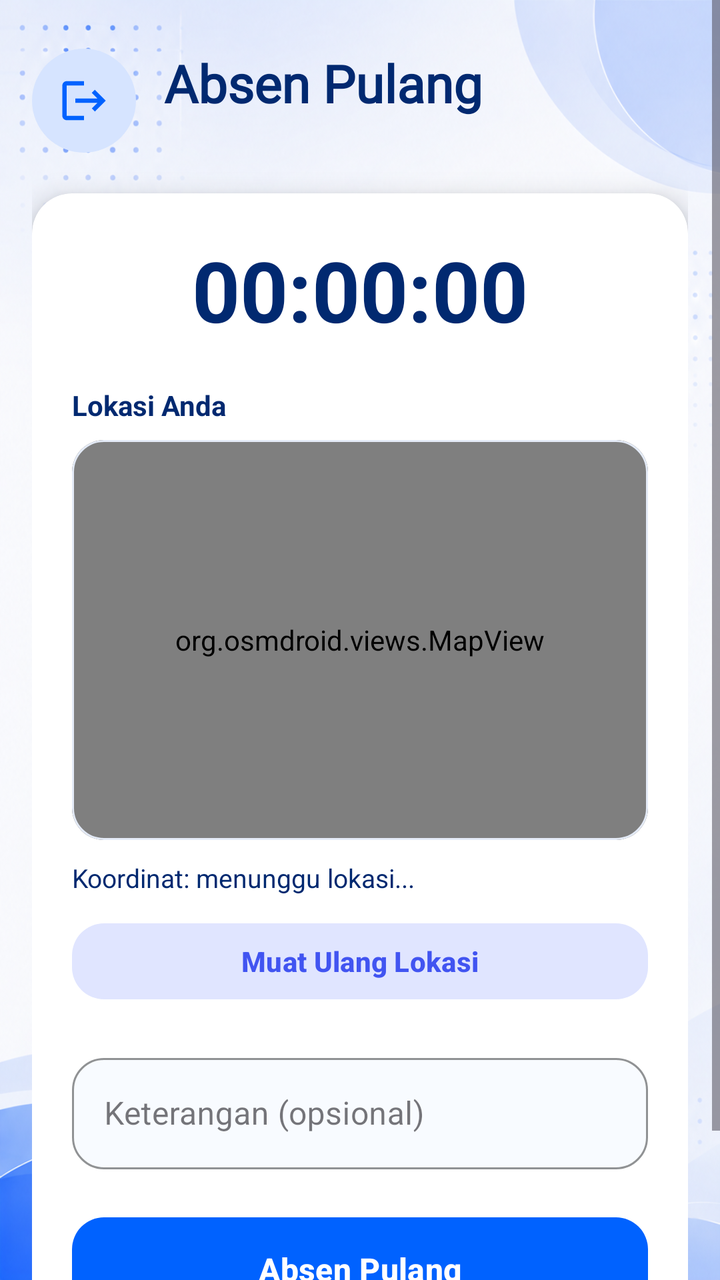
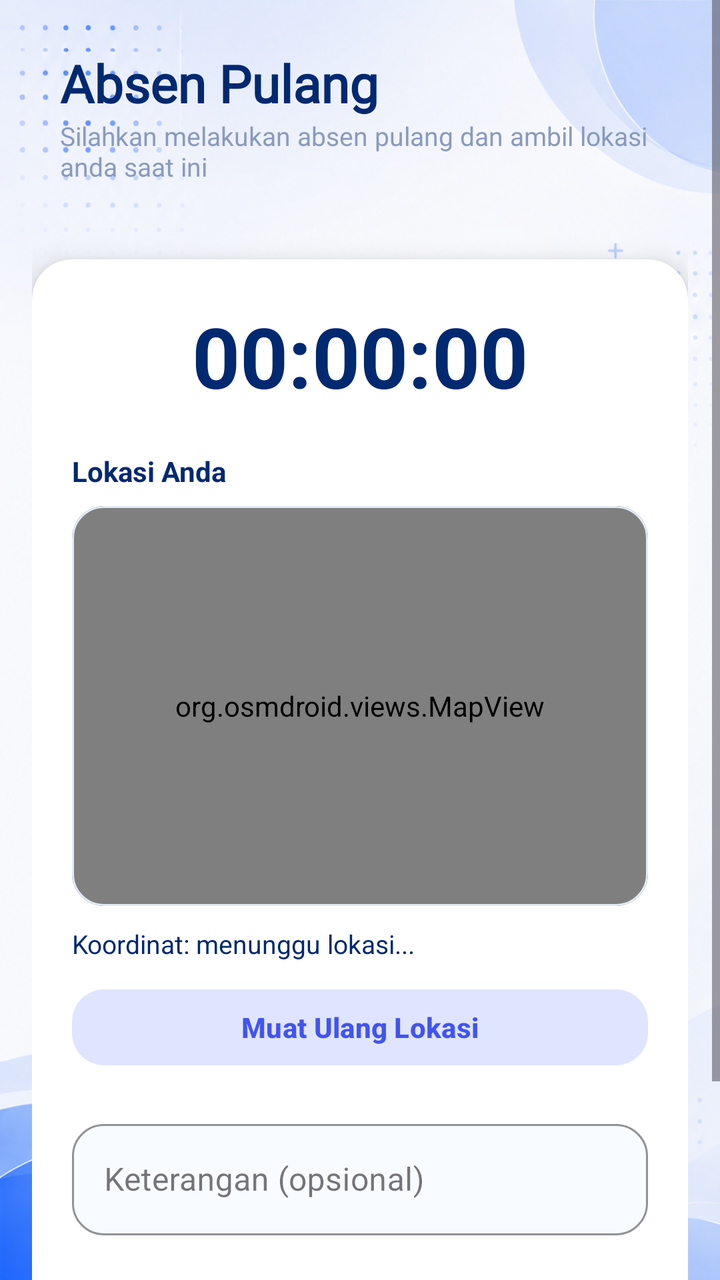

An Android layout rendered at two revisions. The XML below is the earlier revision; the diff shows what the commit changed to produce the second picture.
<!-- AndroidManifest.xml: application theme Theme.AbsensiMicrodata -->
<!-- res/layout/fragment_absen_pulang.xml -->
<?xml version="1.0" encoding="utf-8"?>
<androidx.constraintlayout.widget.ConstraintLayout xmlns:android="http://schemas.android.com/apk/res/android"
    xmlns:app="http://schemas.android.com/apk/res-auto"
    android:layout_width="match_parent"
    android:layout_height="match_parent"
    android:background="@drawable/background_absensi">

    <ScrollView
        android:layout_width="match_parent"
        android:layout_height="match_parent"
        android:fillViewport="true"
        android:background="@android:color/transparent">

        <LinearLayout
            android:layout_width="match_parent"
            android:layout_height="wrap_content"
            android:orientation="vertical"
            android:padding="16dp">

            <LinearLayout
                android:layout_width="match_parent"
                android:layout_height="wrap_content"
                android:layout_marginTop="8dp"
                android:gravity="center_vertical"
                android:orientation="horizontal">

                <ImageView
                    android:layout_width="52dp"
                    android:layout_height="52dp"
                    android:background="@drawable/bg_circle_pill"
                    android:contentDescription="@string/menu_absen_pulang"
                    android:padding="13dp"
                    android:src="@drawable/ic_absen_pulang"
                    app:tint="#0062FF" />

                <LinearLayout
                    android:layout_width="wrap_content"
                    android:layout_height="wrap_content"
                    android:layout_marginStart="14dp"
                    android:orientation="vertical">

                    <TextView
                        android:layout_width="wrap_content"
                        android:layout_height="wrap_content"
                        android:fontFamily="@font/adlam_display"
                        android:text="Absen Pulang"
                        android:textColor="#012970"
                        android:textSize="26sp"
                        android:textStyle="bold" />

                    <TextView
                        android:id="@+id/tv_tanggal"
                        android:layout_width="wrap_content"
                        android:layout_height="wrap_content"
                        android:textColor="#899BBD"
                        android:textSize="13sp" />
                </LinearLayout>
            </LinearLayout>

            <com.google.android.material.card.MaterialCardView
                android:layout_width="match_parent"
                android:layout_height="wrap_content"
                android:layout_marginTop="20dp"
                android:layout_marginBottom="24dp"
                app:cardBackgroundColor="@android:color/white"
                app:cardCornerRadius="20dp"
                app:cardElevation="8dp"
                app:strokeWidth="0dp">

                <LinearLayout
                    android:layout_width="match_parent"
                    android:layout_height="wrap_content"
                    android:orientation="vertical"
                    android:padding="20dp">

                    <TextClock
                        android:id="@+id/tc_jam"
                        android:layout_width="match_parent"
                        android:layout_height="wrap_content"
                        android:format12Hour="HH:mm:ss"
                        android:format24Hour="HH:mm:ss"
                        android:gravity="center"
                        android:textColor="#012970"
                        android:textSize="42sp"
                        android:textStyle="bold" />

                    <TextView
                        android:layout_width="wrap_content"
                        android:layout_height="wrap_content"
                        android:layout_marginTop="20dp"
                        android:text="Lokasi Anda"
                        android:textColor="#012970"
                        android:textSize="14sp"
                        android:textStyle="bold" />

                    <com.google.android.material.card.MaterialCardView
                        android:layout_width="match_parent"
                        android:layout_height="wrap_content"
                        android:layout_marginTop="8dp"
                        android:clipToOutline="true"
                        app:cardBackgroundColor="@android:color/white"
                        app:cardCornerRadius="16dp"
                        app:cardElevation="0dp"
                        app:strokeColor="#E4EBF7"
                        app:strokeWidth="1dp">

                        <org.osmdroid.views.MapView
                            android:id="@+id/map"
                            android:layout_width="match_parent"
                            android:layout_height="200dp" />
                    </com.google.android.material.card.MaterialCardView>

                    <TextView
                        android:id="@+id/tv_koordinat"
                        android:layout_width="wrap_content"
                        android:layout_height="wrap_content"
                        android:layout_marginTop="10dp"
                        android:text="Koordinat: menunggu lokasi..."
                        android:textColor="#012970"
                        android:textSize="13sp" />

                    <com.google.android.material.button.MaterialButton
                        android:id="@+id/btn_muat_lokasi"
                        android:layout_width="match_parent"
                        android:layout_height="46dp"
                        android:layout_marginTop="10dp"
                        android:text="Muat Ulang Lokasi"
                        android:textAllCaps="false"
                        android:textColor="#4154F1"
                        android:textStyle="bold"
                        app:backgroundTint="#E0E5FF"
                        app:cornerRadius="16dp" />

                    <com.google.android.material.textfield.TextInputLayout
                        style="@style/Widget.MaterialComponents.TextInputLayout.OutlinedBox"
                        android:layout_width="match_parent"
                        android:layout_height="wrap_content"
                        android:layout_marginTop="20dp"
                        android:hint="Keterangan (opsional)"
                        app:boxBackgroundColor="#F8FBFF"
                        app:boxCornerRadiusBottomEnd="16dp"
                        app:boxCornerRadiusBottomStart="16dp"
                        app:boxCornerRadiusTopEnd="16dp"
                        app:boxCornerRadiusTopStart="16dp"
                        app:boxStrokeColor="#A0C1FF">

                        <com.google.android.material.textfield.TextInputEditText
                            android:id="@+id/et_keterangan"
                            android:layout_width="match_parent"
                            android:layout_height="wrap_content"
                            android:inputType="text"
                            android:maxLines="2" />
                    </com.google.android.material.textfield.TextInputLayout>

                    <com.google.android.material.button.MaterialButton
                        android:id="@+id/btn_absen"
                        android:layout_width="match_parent"
                        android:layout_height="60dp"
                        android:layout_marginTop="20dp"
                        android:text="Absen Pulang"
                        android:textAllCaps="false"
                        android:textSize="16sp"
                        android:textStyle="bold"
                        app:backgroundTint="#0062FF"
                        app:cornerRadius="16dp" />

                    <TextView
                        android:id="@+id/tv_status"
                        android:layout_width="match_parent"
                        android:layout_height="wrap_content"
                        android:layout_marginTop="12dp"
                        android:background="@drawable/bg_status_pill"
                        android:gravity="center"
                        android:padding="12dp"
                        android:textColor="#2E7D32"
                        android:textSize="14sp"
                        android:textStyle="bold"
                        android:visibility="gone" />
                </LinearLayout>
            </com.google.android.material.card.MaterialCardView>
        </LinearLayout>
    </ScrollView>
</androidx.constraintlayout.widget.ConstraintLayout>
<!-- resources referenced by this layout -->
<resources>
  <!-- drawable background_absensi: png bitmap (drawable, 958541 bytes) -->
  <!-- drawable bg_circle_pill (drawable) -->
  <?xml version="1.0" encoding="utf-8"?>
  <shape xmlns:android="http://schemas.android.com/apk/res/android"
      android:shape="oval">
      <solid android:color="@color/pill_blue" />
  </shape>
  <!-- drawable bg_status_pill (drawable) -->
  <?xml version="1.0" encoding="utf-8"?>
  <shape xmlns:android="http://schemas.android.com/apk/res/android">
      <solid android:color="#E8F5E9" />
      <corners android:radius="12dp" />
  </shape>
  <!-- drawable ic_absen_pulang (drawable) -->
  <?xml version="1.0" encoding="utf-8"?>
  <vector xmlns:android="http://schemas.android.com/apk/res/android"
      android:width="24dp"
      android:height="24dp"
      android:viewportWidth="24"
      android:viewportHeight="24">
      <path
          android:fillColor="#FF000000"
          android:pathData="M17 7l-1.41 1.41L18.17 11H8v2h10.17l-2.58 2.58L17 17l5-5zM4 5h8V3H4c-1.1 0-2 .9-2 2v14c0 1.1.9 2 2 2h8v-2H4V5z" />
  </vector>
  <string name="menu_absen_pulang">Absen Pulang</string>
  <style name="Theme.AbsensiMicrodata" parent="Base.Theme.AbsensiMicrodata" />
  <color name="pill_blue">#D6E4FF</color>
  <style name="Base.Theme.AbsensiMicrodata" parent="Theme.Material3.Light.NoActionBar">
          
          
      </style>
</resources>

<!-- the commit's change to res/layout/fragment_absen_pulang.xml (unified diff, before → after) -->
@@ -24,15 +24,6 @@
                 android:gravity="center_vertical"
                 android:orientation="horizontal">
 
-                <ImageView
-                    android:layout_width="52dp"
-                    android:layout_height="52dp"
-                    android:background="@drawable/bg_circle_pill"
-                    android:contentDescription="@string/menu_absen_pulang"
-                    android:padding="13dp"
-                    android:src="@drawable/ic_absen_pulang"
-                    app:tint="#0062FF" />
-
                 <LinearLayout
                     android:layout_width="wrap_content"
                     android:layout_height="wrap_content"
@@ -47,6 +38,13 @@
                         android:textColor="#012970"
                         android:textSize="26sp"
                         android:textStyle="bold" />
+
+                    <TextView
+                        android:layout_width="wrap_content"
+                        android:layout_height="wrap_content"
+                        android:text="Silahkan melakukan absen pulang dan ambil lokasi anda saat ini"
+                        android:textColor="#899BBD"
+                        android:textSize="13sp" />
 
                     <TextView
                         android:id="@+id/tv_tanggal"
<!-- resource entries referenced after the edit -->
@@ -1,32 +1,13 @@
 <!-- resources referenced by this layout -->
 <resources>
   <!-- drawable background_absensi: png bitmap (drawable, 958541 bytes) -->
-  <!-- drawable bg_circle_pill (drawable) -->
-  <?xml version="1.0" encoding="utf-8"?>
-  <shape xmlns:android="http://schemas.android.com/apk/res/android"
-      android:shape="oval">
-      <solid android:color="@color/pill_blue" />
-  </shape>
   <!-- drawable bg_status_pill (drawable) -->
   <?xml version="1.0" encoding="utf-8"?>
   <shape xmlns:android="http://schemas.android.com/apk/res/android">
       <solid android:color="#E8F5E9" />
       <corners android:radius="12dp" />
   </shape>
-  <!-- drawable ic_absen_pulang (drawable) -->
-  <?xml version="1.0" encoding="utf-8"?>
-  <vector xmlns:android="http://schemas.android.com/apk/res/android"
-      android:width="24dp"
-      android:height="24dp"
-      android:viewportWidth="24"
-      android:viewportHeight="24">
-      <path
-          android:fillColor="#FF000000"
-          android:pathData="M17 7l-1.41 1.41L18.17 11H8v2h10.17l-2.58 2.58L17 17l5-5zM4 5h8V3H4c-1.1 0-2 .9-2 2v14c0 1.1.9 2 2 2h8v-2H4V5z" />
-  </vector>
-  <string name="menu_absen_pulang">Absen Pulang</string>
   <style name="Theme.AbsensiMicrodata" parent="Base.Theme.AbsensiMicrodata" />
-  <color name="pill_blue">#D6E4FF</color>
   <style name="Base.Theme.AbsensiMicrodata" parent="Theme.Material3.Light.NoActionBar">
           
           
